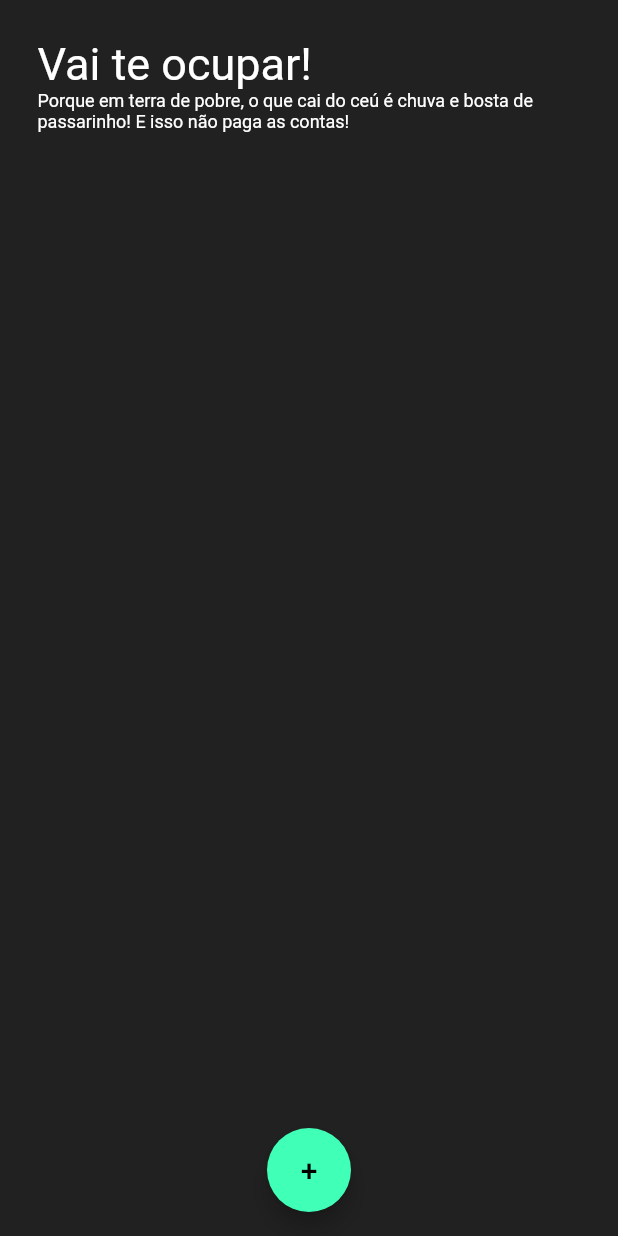
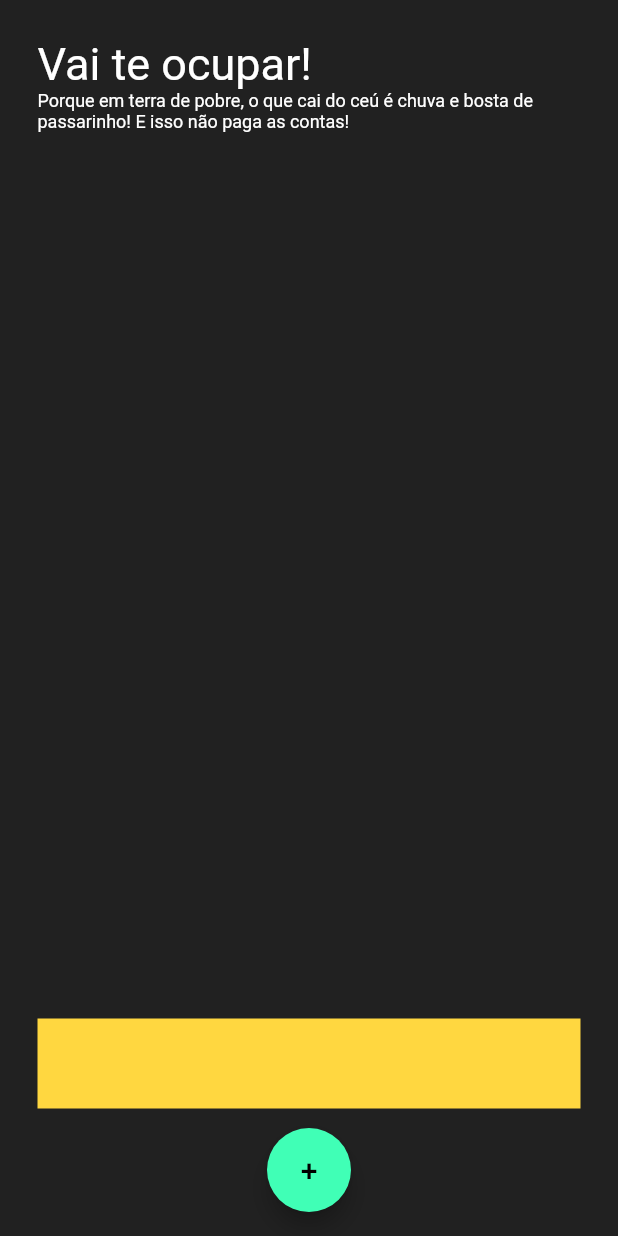
Before and after one commit to albertobezerra/todo_arretado_dblocal_flutter, a Flutter app: the screen it shows after launch, on a phone screen of 412 x 824 dp. Run offline on Flutter 3.47's test engine with Material 2 defaults, Android fonts, the phone set to English and light mode, and no system bars; our stand-ins replace google_fonts, google_mobile_ads.

Commit message:
Tentando adicionar publicidade

```diff
--- a/lib/main.dart
+++ b/lib/main.dart
@@ -1,7 +1,10 @@
 import 'package:flutter/material.dart';
 import 'package:todo_arretado_dblocal/todo_list.dart';
+import 'package:google_mobile_ads/google_mobile_ads.dart';
 
 void main() {
+  WidgetsFlutterBinding.ensureInitialized();
+  MobileAds.instance.initialize();
   runApp(const MyApp());
 }
 
--- a/lib/todo_list.dart
+++ b/lib/todo_list.dart
@@ -2,6 +2,7 @@ import 'dart:convert';
 import 'dart:io';
 
 import 'package:flutter/material.dart';
+import 'package:google_mobile_ads/google_mobile_ads.dart';
 import 'package:path_provider/path_provider.dart';
 import 'package:google_fonts/google_fonts.dart';
 
@@ -91,7 +92,13 @@ class _TodoListState extends State<TodoList> {
                   itemBuilder: buildItem,
                 ),
               ),
-              SizedBox(height: 120),
+              Container(
+                height: 60,
+                color: Colors.amberAccent,
+              ),
+              SizedBox(
+                height: 60,
+              )
             ],
           ),
         ),
--- a/pubspec.yaml
+++ b/pubspec.yaml
@@ -36,6 +36,8 @@ dependencies:
   cupertino_icons: ^1.0.2
   path_provider: ^2.0.10
   google_fonts: ^3.0.1
+  google_mobile_ads: ^1.2.0
+  provider: ^6.0.3
 
 dev_dependencies:
   flutter_test:
```
Also changed, not shown: pubspec.lock, 2 other files.
